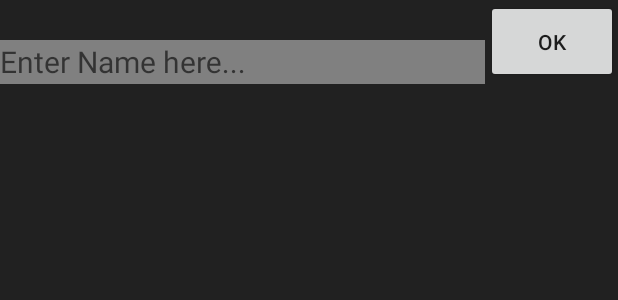
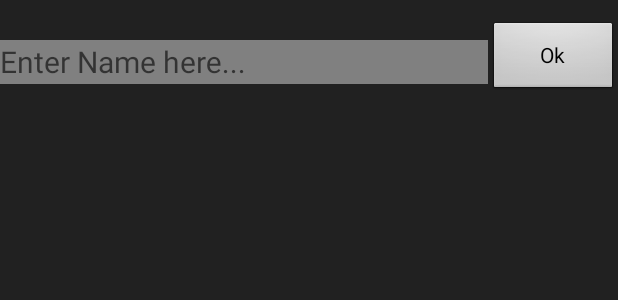
Before and after one commit to ashutosh15017/Sportify_version1, an Android app: the layout activity_add_team_member.xml on its own in the app's theme, with its tools: preview values and no code run, on a phone screen of 412 x 824 dp. Shown: the top 300 px of the screen. Run offline under Robolectric (Android 15) with nearby library versions, the phone set to English and light mode, and no system bars.

Commit message:
add member

```diff
--- a/app/src/main/res/layout/activity_add_team_member.xml
+++ b/app/src/main/res/layout/activity_add_team_member.xml
@@ -18,34 +18,40 @@
             android:scrollbars="vertical">
 
         </android.support.v7.widget.RecyclerView>
+    <Button
+        android:id="@+id/search"
+        style="@android:style/Widget.Button"
+        android:layout_width="wrap_content"
+        android:layout_height="50dp"
+        android:layout_weight="1"
+        android:clickable="true"
+        android:text="Ok"
+        android:visibility="visible"
+        android:layout_toRightOf="@+id/textInputLayout"
+        android:layout_marginTop="14dp"/>
 
     <android.support.design.widget.TextInputLayout
-        android:layout_width="match_parent"
+        android:layout_width="325dp"
         android:layout_height="40dp"
         android:layout_alignParentStart="true"
         android:layout_alignParentTop="true"
         android:layout_marginTop="16dp"
-        android:id="@+id/textInputLayout">
+        android:id="@+id/textInputLayout"
+        >
 
         <android.support.design.widget.TextInputEditText
-            android:layout_width="323dp"
+            android:id="@+id/searchText"
+            android:layout_width="325dp"
             android:layout_height="match_parent"
             android:background="#808080"
             android:hint="Enter Name here..."
             android:textColor="#ffffff"
             android:textColorHint="#ffffff"
-            android:textSize="20dp"
-            android:id="@+id/searchText"/>
+            android:textSize="20dp" />
 
     </android.support.design.widget.TextInputLayout>
 
-    <Button
-        android:id="@+id/search"
-        android:layout_width="wrap_content"
-        android:layout_height="55dp"
-        android:layout_alignParentEnd="true"
-        android:layout_alignParentTop="true"
-        android:clickable="true"
-        android:text="Ok" />
+
+
 
 </RelativeLayout>
--- a/app/src/main/res/values/colors.xml
+++ b/app/src/main/res/values/colors.xml
@@ -6,7 +6,7 @@
     <color name="myBlack">#212121</color>
     <color name="backgroundDark">#212121</color>
     <color name="backgroundLight">#FFFFFF</color>
-    <color name="buttonAccent">#4CAF50</color>
+    <color name="buttonAccent">#4caf50</color>
     <color name="c500">#03A9F4</color>
     <color name="c700">#0288D1</color>
     <color name="c300">#4FC3F7</color>
```
Also changed, not shown: app/src/main/java/com/example/ishmeetkaur/sportify_version1/SignUp_Fragment.java (+29 -17 lines), app/src/main/res/layout/activity_team_details.xml (+19 -2 lines), app/src/main/res/layout/add_team_member_recycler_content.xml (+11 -8 lines), app/src/main/res/layout/team_details_recycler_content.xml (+17 -11 lines).
